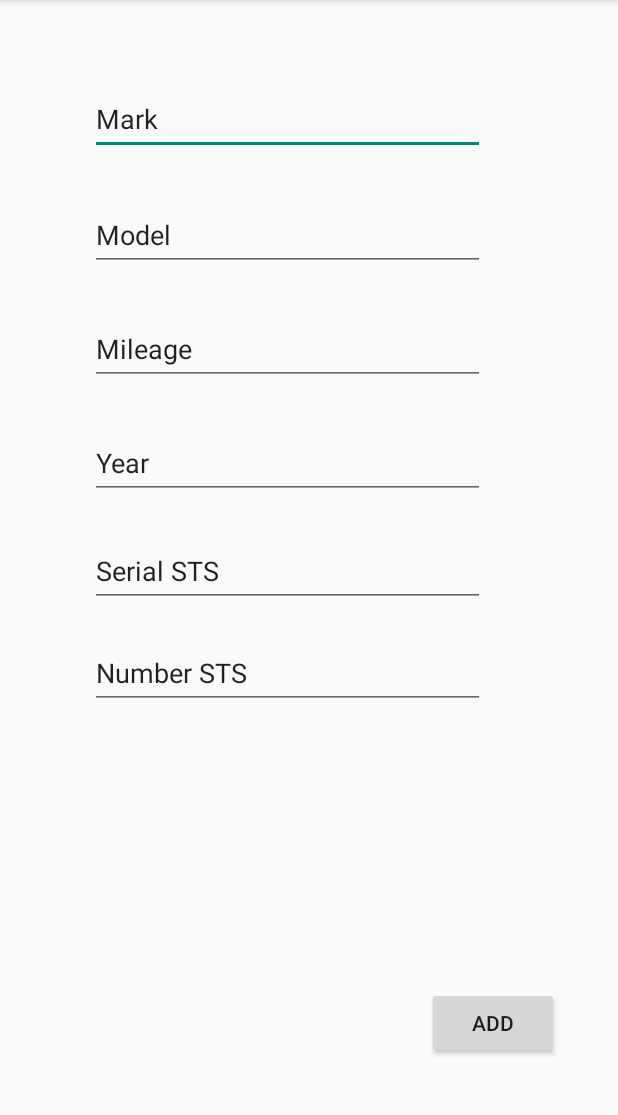
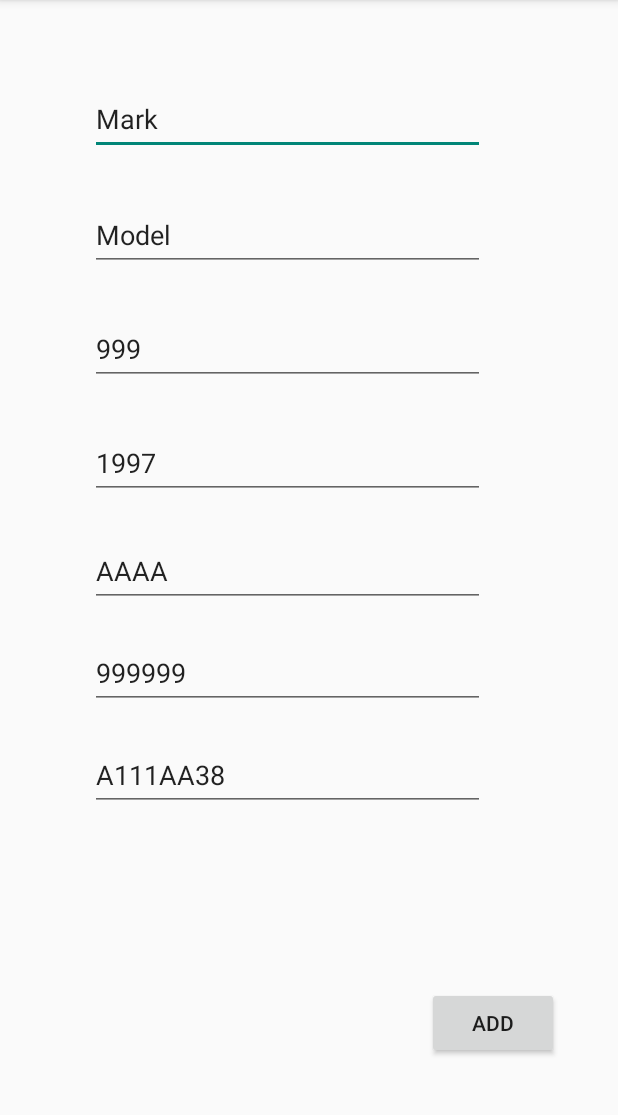
Before and after one commit to Tasar232/MyApp4, an Android app: the screen it shows after launch (AddCarActivity), after a tap on "MyApp4", on a phone screen of 412 x 824 dp, the part 84-1199 px from its top. Run offline under Robolectric (Android 15) with nearby library versions, the phone set to English and light mode, and no system bars.

Commit message:
Как я мог забыть про гос номер!!!!!!

```diff
--- a/app/src/main/java/com/example/myapp4/activity/AddCarActivity.java
+++ b/app/src/main/java/com/example/myapp4/activity/AddCarActivity.java
@@ -17,6 +17,7 @@ public class AddCarActivity extends AppCompatActivity {
     EditText edYear;
     EditText edSer;
     EditText edNum;
+    EditText edGosNum;
     Button btAdd;
 
     @Override
@@ -29,6 +30,7 @@ public class AddCarActivity extends AppCompatActivity {
         edYear = findViewById(R.id.tvYear);
         edSer = findViewById(R.id.tvSerSTS);
         edNum = findViewById(R.id.tvNumSTS);
+        edGosNum = findViewById(R.id.tvGosNum);
         btAdd = findViewById(R.id.btAdd);
 
         btAdd.setOnClickListener(new View.OnClickListener() {
@@ -39,7 +41,8 @@ public class AddCarActivity extends AppCompatActivity {
                         Integer.parseInt(edMil.getText().toString()),
                         Integer.parseInt(edYear.getText().toString()),
                         edSer.getText().toString(),
-                        Integer.parseInt(edNum.getText().toString())
+                        Integer.parseInt(edNum.getText().toString()),
+                        edGosNum.getText().toString()
                 );
                 finish();
             }
--- a/app/src/main/java/com/example/myapp4/activity/MainActivity.java
+++ b/app/src/main/java/com/example/myapp4/activity/MainActivity.java
@@ -41,7 +41,10 @@ public class MainActivity extends AppCompatActivity implements AdapterCar.ItemOn
                 startActivity(intent);
                 //initializeAdapter();
                 RecyclerView recyclerView = findViewById(R.id.list_cars);
+                recyclerView.getAdapter().notifyDataSetChanged();
                 //recyclerView.getAdapter().notifyDataSetChanged();
+                //recyclerView.notify();
+                //initializeAdapter();
             }
         });
 
@@ -54,6 +57,9 @@ public class MainActivity extends AppCompatActivity implements AdapterCar.ItemOn
         adapter = new AdapterCar(this, App.getListCars(), this, this);
 
         recyclerView.setAdapter(adapter);
+
+        //recyclerView.refreshDrawableState();
+        //recyclerView.notify();
 
     }
 
@@ -75,6 +81,9 @@ public class MainActivity extends AppCompatActivity implements AdapterCar.ItemOn
             public boolean onMenuItemClick(MenuItem menuItem) {
                 switch (menuItem.getItemId()) {
                     case R.id.deleteContext:
+                        int id = App.getListCars().get(position).getId();
+                        App.deleteCar(id);
+                        //initializeAdapter();
                         break;
                 }
                 return false;
--- a/app/src/main/java/com/example/myapp4/dataBase/Repository_data_car.java
+++ b/app/src/main/java/com/example/myapp4/dataBase/Repository_data_car.java
@@ -9,7 +9,7 @@ public interface Repository_data_car {
 
     public ArrayList<Car> getData();
 
-    public void addCar(String mark, String model, int mileage, int year, String seriesSTS, int numberSTS);
+    public void addCar(String mark, String model, int mileage, int year, String seriesSTS, int numberSTS, String gosNumber);
     public void addSTO();
     public void addItem();
     public void addPolicy();
@@ -19,8 +19,8 @@ public interface Repository_data_car {
     public void updateItem();
     public void updatePolicy();
 
-    public void dropCar();
-    public void dropSTO();
-    public void dropItem();
-    public void dropPolicy();
+    public void deleteCar(int id);
+    public void deleteSTO();
+    public void deleteItem();
+    public void deletePolicy();
 }
--- a/app/src/main/java/com/example/myapp4/logic/cars/Car.java
+++ b/app/src/main/java/com/example/myapp4/logic/cars/Car.java
@@ -14,10 +14,11 @@ public class Car {
     private int mileageCar;
     private String seriesSTS;
     private int numberSTS;
+    private String gosNumber;
     private ArrayList<PolicyOSAGO> listPolicy;
     private ArrayList<CarSTO> listSto;
 
-    public Car(int id, String mark, String model, int year, int mileage, String seriesSTS, int numberSTS) {
+    public Car(int id, String mark, String model, int year, int mileage, String seriesSTS, int numberSTS, String gosNumber) {
         this.id = id;
         this.mark = mark;
         this.model = model;
@@ -25,6 +26,7 @@ public class Car {
         this.mileageCar = mileage;
         this.seriesSTS = seriesSTS;
         this.numberSTS = numberSTS;
+        this.gosNumber = gosNumber;
         this.listPolicy =  new ArrayList<>();
         this.listSto = new ArrayList<>();
     }
@@ -39,6 +41,8 @@ public class Car {
     public String getModel() {
         return model;
     }
+
+    public String getGosNumber(){return gosNumber;}
 
     public int getYearCar(){return yearCar;}
 
--- a/app/src/main/res/layout/add_car_activity.xml
+++ b/app/src/main/res/layout/add_car_activity.xml
@@ -32,7 +32,7 @@
         android:layout_height="48dp"
         android:layout_marginStart="60dp"
         android:layout_marginTop="28dp"
-        android:text="Mileage"
+        android:text="999"
         app:layout_constraintStart_toStartOf="parent"
         app:layout_constraintTop_toBottomOf="@+id/tvModel" />
 
@@ -42,7 +42,7 @@
         android:layout_height="48dp"
         android:layout_marginStart="60dp"
         android:layout_marginTop="28dp"
-        android:text="Year"
+        android:text="1997"
         app:layout_constraintStart_toStartOf="parent"
         app:layout_constraintTop_toBottomOf="@+id/tvMileage" />
 
@@ -53,7 +53,7 @@
         android:layout_marginStart="60dp"
         android:layout_marginTop="24dp"
         android:editable="true"
-        android:text="Serial STS"
+        android:text="AAAA"
         app:layout_constraintStart_toStartOf="parent"
         app:layout_constraintTop_toBottomOf="@+id/tvYear" />
 
@@ -63,9 +63,19 @@
         android:layout_height="48dp"
         android:layout_marginStart="60dp"
         android:layout_marginTop="20dp"
-        android:text="Number STS"
+        android:text="999999"
         app:layout_constraintStart_toStartOf="parent"
         app:layout_constraintTop_toBottomOf="@+id/tvSerSTS" />
+
+    <EditText
+        android:id="@+id/tvGosNum"
+        android:layout_width="263dp"
+        android:layout_height="48dp"
+        android:layout_marginStart="60dp"
+        android:layout_marginTop="20dp"
+        android:text="А111АА38"
+        app:layout_constraintStart_toStartOf="parent"
+        app:layout_constraintTop_toBottomOf="@+id/tvNumSTS" />
 
     <Button
         android:id="@+id/btAdd"
--- a/app/src/main/res/menu/context_recycler_menu.xml
+++ b/app/src/main/res/menu/context_recycler_menu.xml
@@ -1,4 +1,4 @@
 <?xml version="1.0" encoding="utf-8"?>
 <menu xmlns:android="http://schemas.android.com/apk/res/android">
-    <item android:id="@+id/deleteContext" android:title="Delete"/>
+    <item android:id="@+id/deleteContext" android:title="Удалить"/>
 </menu>
```
Also changed, not shown: app/src/main/java/com/example/myapp4/App.java (+6 -8 lines), app/src/main/java/com/example/myapp4/dataBase/DBhelper.java (+24 -16 lines).
